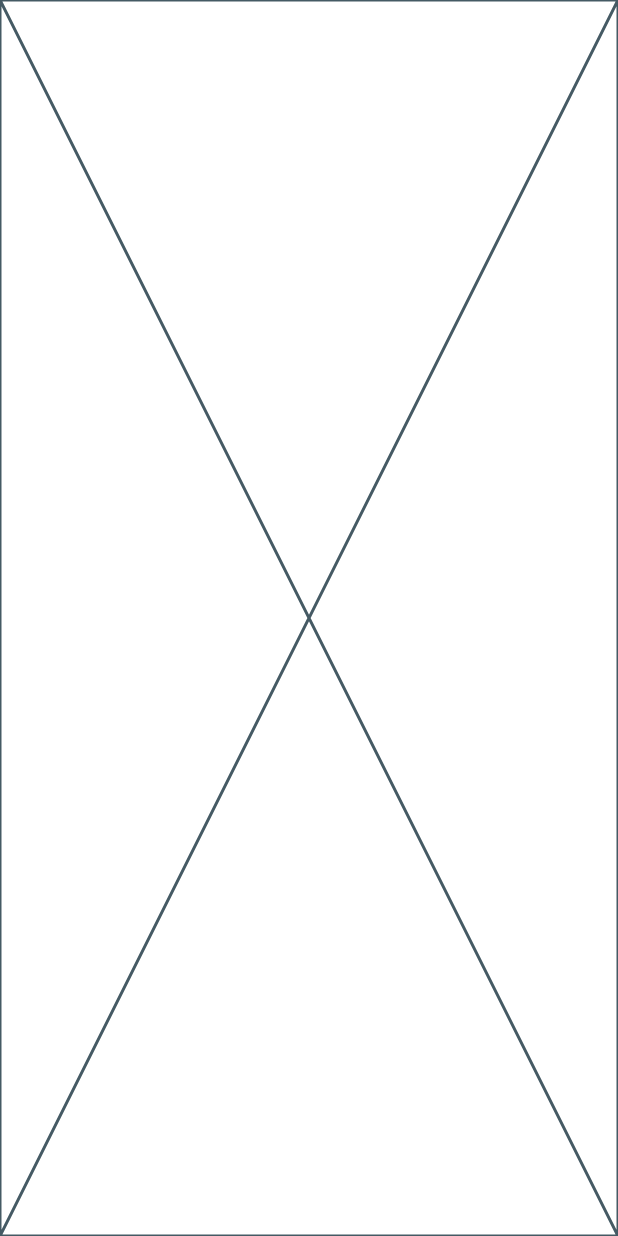
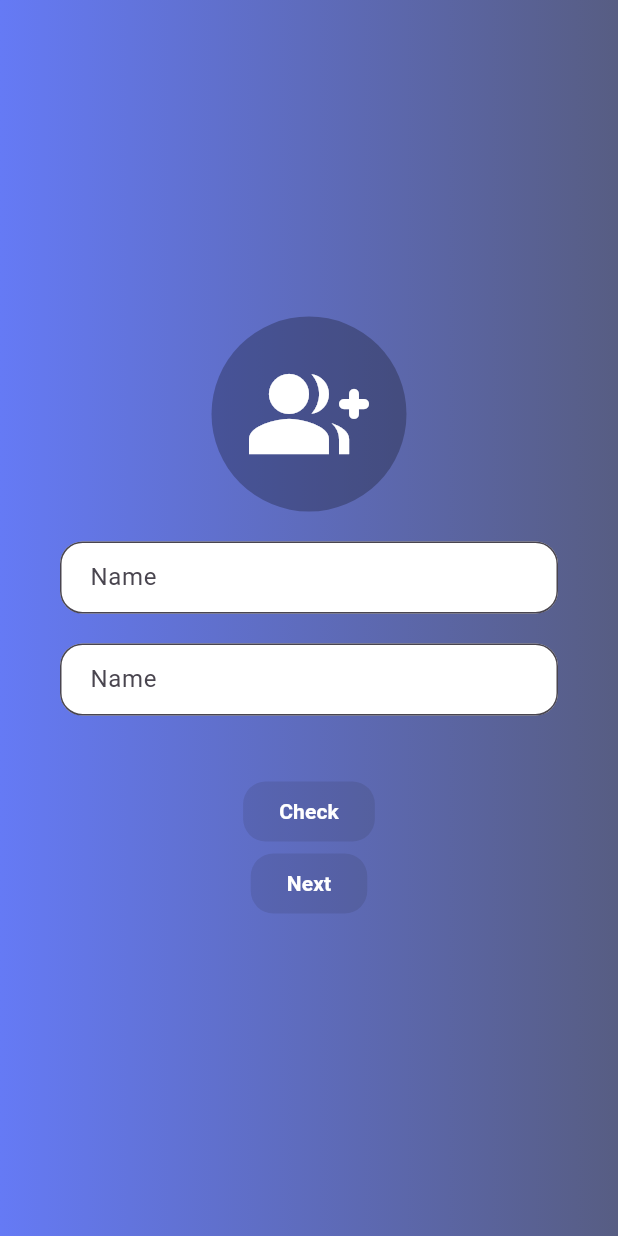
Before and after one commit to Yunnie-pin/KM-intern-flutter-suitmedia, a Flutter app: the screen it shows after launch, on a phone screen of 412 x 824 dp. Run offline on Flutter 3.47's test engine with Material 2 defaults, Android fonts, the phone set to English and light mode, and no system bars.

Commit message:
update static first screen views

```diff
--- /dev/null
+++ b/suitmedia_intern_flutter_application_mobile/lib/bricks/Widgets Example/gradient_indigo_to_orange.dart
@@ -0,0 +1,5 @@
+import 'package:flutter/material.dart';
+
+gradient6(){
+return const LinearGradient(colors: [Colors.indigo, Colors.orange]);
+}
--- a/suitmedia_intern_flutter_application_mobile/lib/views/first_screen.dart
+++ b/suitmedia_intern_flutter_application_mobile/lib/views/first_screen.dart
@@ -1,7 +1,7 @@
 import 'package:flutter/material.dart';
 
 class FirstScreenViews extends StatefulWidget {
-  const FirstScreenViews({super.key});
+  const FirstScreenViews({Key? key}) : super(key: key);
 
   @override
   State<FirstScreenViews> createState() => _FirstScreenViewsState();
@@ -10,6 +10,109 @@ class FirstScreenViews extends StatefulWidget {
 class _FirstScreenViewsState extends State<FirstScreenViews> {
   @override
   Widget build(BuildContext context) {
-    return const Placeholder();
+    return Scaffold(
+      body: Container(
+        decoration: const BoxDecoration(
+            gradient: LinearGradient(colors: [
+          Color.fromARGB(255, 101, 122, 245),
+          Color.fromARGB(255, 87, 93, 131)
+        ])),
+        child: Center(
+          child: Padding(
+            padding: const EdgeInsets.only(left: 40, right: 40),
+            child: Column(
+              mainAxisAlignment: MainAxisAlignment.center,
+              children: [
+                Container(
+                  decoration: const BoxDecoration(
+                    shape: BoxShape.circle,
+                    color: Colors.black26,
+                  ),
+                  child: const Padding(
+                    padding: EdgeInsets.all(25.0),
+                    child: Icon(
+                      Icons.group_add_rounded,
+                      color: Colors.white,
+                      size: 80,
+                    ),
+                  ),
+                ),
+                const SizedBox(
+                  height: 20,
+                ),
+                const TextField(
+                  decoration: InputDecoration(
+                    fillColor: Colors.white,
+                    filled: true,
+                    contentPadding: EdgeInsets.only(
+                        left: 16, right: 16, top: 12, bottom: 12),
+                    hintText: 'Name',
+                    focusedBorder: OutlineInputBorder(
+                      borderRadius: BorderRadius.all(Radius.circular(15)),
+                    ),
+                    border: OutlineInputBorder(
+                      borderRadius: BorderRadius.all(Radius.circular(15)),
+                    ),
+                    isDense: true,
+                  ),
+                ),
+                const SizedBox(
+                  height: 20,
+                ),
+                const TextField(
+                  decoration: InputDecoration(
+                    fillColor: Colors.white,
+                    filled: true,
+                    contentPadding: EdgeInsets.only(
+                        left: 16, right: 16, top: 12, bottom: 12),
+                    hintText: 'Name',
+                    focusedBorder: OutlineInputBorder(
+                      borderRadius: BorderRadius.all(Radius.circular(15)),
+                    ),
+                    border: OutlineInputBorder(
+                      borderRadius: BorderRadius.all(Radius.circular(15)),
+                    ),
+                    isDense: true,
+                  ),
+                ),
+                const SizedBox(
+                  height: 40,
+                ),
+                ElevatedButton(
+                  style: ElevatedButton.styleFrom(
+                    shape: RoundedRectangleBorder(
+                      borderRadius: BorderRadius.circular(15),
+                    ),
+                  ),
+                  onPressed: null,
+                  child: const Text(
+                    'Check',
+                    style: TextStyle(
+                      color: Colors.white,
+                      fontWeight: FontWeight.bold,
+                    ),
+                  ),
+                ),
+                ElevatedButton(
+                  style: ElevatedButton.styleFrom(
+                    shape: RoundedRectangleBorder(
+                      borderRadius: BorderRadius.circular(15),
+                    ),
+                  ),
+                  onPressed: null,
+                  child: const Text(
+                    'Next',
+                    style: TextStyle(
+                      color: Colors.white,
+                      fontWeight: FontWeight.bold,
+                    ),
+                  ),
+                ),
+              ],
+            ),
+          ),
+        ),
+      ),
+    );
   }
 }
```
